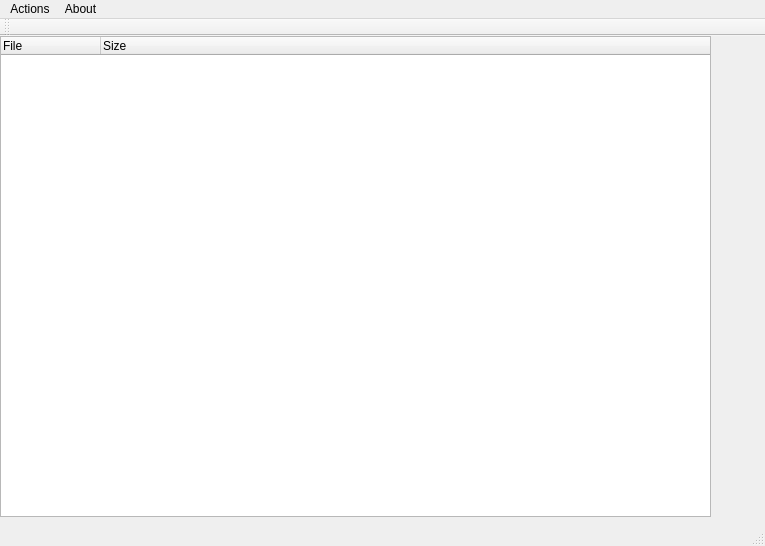
First picture: the form in hw1/mainwindow.ui, repository geranazavr555/duplicate_scanner, before the edit.
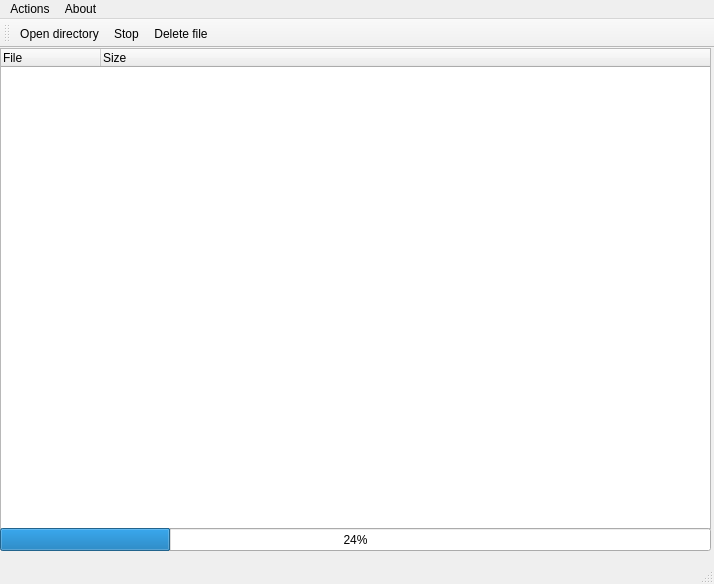
Second picture: the form after the edit.

Patch:
```diff
--- a/hw1/mainwindow.ui
+++ b/hw1/mainwindow.ui
@@ -6,8 +6,8 @@
    <rect>
     <x>0</x>
     <y>0</y>
-    <width>765</width>
-    <height>546</height>
+    <width>714</width>
+    <height>584</height>
    </rect>
   </property>
   <property name="windowTitle">
@@ -34,13 +34,29 @@
      </property>
     </column>
    </widget>
+   <widget class="QProgressBar" name="progressBar">
+    <property name="geometry">
+     <rect>
+      <x>0</x>
+      <y>480</y>
+      <width>711</width>
+      <height>23</height>
+     </rect>
+    </property>
+    <property name="value">
+     <number>24</number>
+    </property>
+    <property name="orientation">
+     <enum>Qt::Horizontal</enum>
+    </property>
+   </widget>
   </widget>
   <widget class="QMenuBar" name="menuBar">
    <property name="geometry">
     <rect>
      <x>0</x>
      <y>0</y>
-     <width>765</width>
+     <width>714</width>
      <height>22</height>
     </rect>
    </property>
@@ -70,6 +86,9 @@
    <attribute name="toolBarBreak">
     <bool>false</bool>
    </attribute>
+   <addaction name="actionOpenDirectory"/>
+   <addaction name="actionStop"/>
+   <addaction name="actionDeleteFile"/>
   </widget>
   <widget class="QStatusBar" name="statusBar"/>
   <action name="actionOpenDirectory">
```
